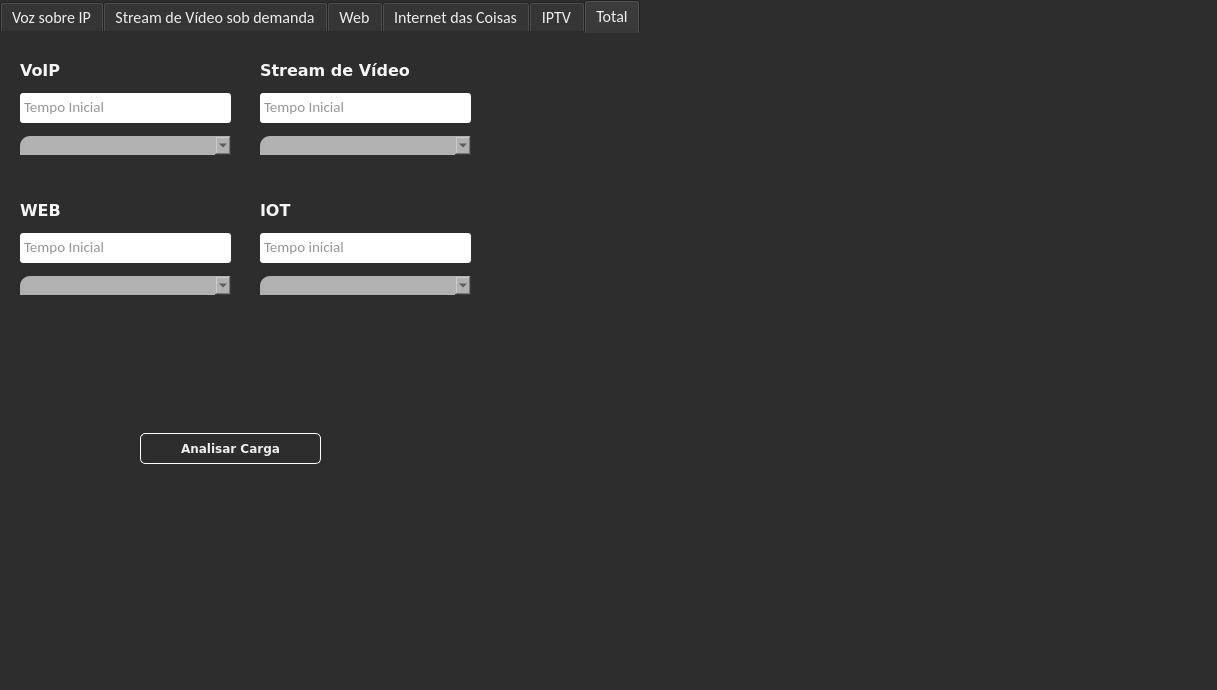
Old version of the form GUI/Charge_generator/mainwindow.ui in the repository notopoloko/Eros.
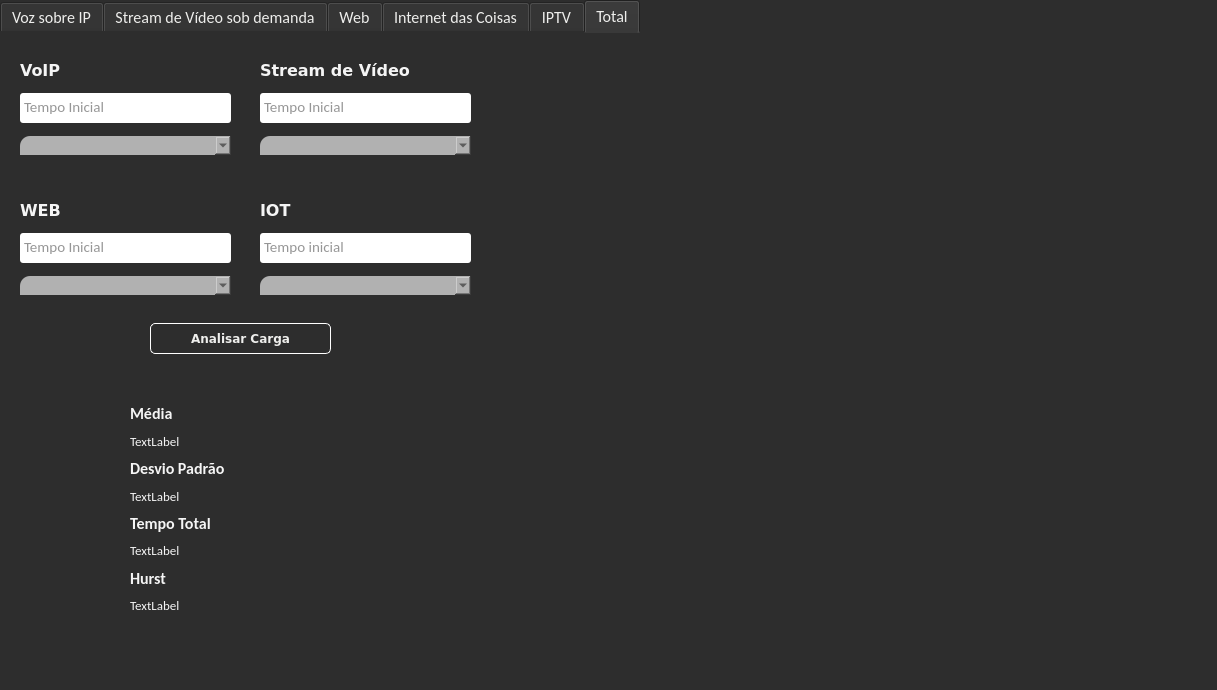
New version of the form. The open tabs and pages were chosen to show the change. Icons and pictures are not drawn.

Commit message: Alterando gráfico de tráfego total

What changed in the file:
```diff
--- a/GUI/Charge_generator/mainwindow.ui
+++ b/GUI/Charge_generator/mainwindow.ui
@@ -1947,8 +1947,8 @@
      <widget class="QPushButton" name="pushButtonTotal">
       <property name="geometry">
        <rect>
-        <x>140</x>
-        <y>400</y>
+        <x>150</x>
+        <y>290</y>
         <width>181</width>
         <height>31</height>
        </rect>
@@ -2350,6 +2350,164 @@
        </layout>
       </widget>
      </widget>
+     <widget class="QWidget" name="analiseEstatTotal" native="true">
+      <property name="geometry">
+       <rect>
+        <x>130</x>
+        <y>370</y>
+        <width>221</width>
+        <height>221</height>
+       </rect>
+      </property>
+      <widget class="QWidget" name="verticalLayoutWidget_18">
+       <property name="geometry">
+        <rect>
+         <x>0</x>
+         <y>0</y>
+         <width>221</width>
+         <height>213</height>
+        </rect>
+       </property>
+       <layout class="QVBoxLayout" name="verticalLayout_9">
+        <item>
+         <widget class="QLabel" name="label_37">
+          <property name="font">
+           <font>
+            <family>Calibri</family>
+            <pointsize>12</pointsize>
+            <weight>75</weight>
+            <bold>true</bold>
+           </font>
+          </property>
+          <property name="styleSheet">
+           <string notr="true">color: rgb(245,245,245);</string>
+          </property>
+          <property name="text">
+           <string>Média</string>
+          </property>
+         </widget>
+        </item>
+        <item>
+         <widget class="QLabel" name="mediaTotalView">
+          <property name="font">
+           <font>
+            <family>Calibri</family>
+            <pointsize>10</pointsize>
+           </font>
+          </property>
+          <property name="styleSheet">
+           <string notr="true">color: rgb(245,245,245)</string>
+          </property>
+          <property name="text">
+           <string>TextLabel</string>
+          </property>
+         </widget>
+        </item>
+        <item>
+         <widget class="QLabel" name="label_38">
+          <property name="font">
+           <font>
+            <family>Calibri</family>
+            <pointsize>12</pointsize>
+            <weight>75</weight>
+            <bold>true</bold>
+           </font>
+          </property>
+          <property name="styleSheet">
+           <string notr="true">color: rgb(245,245,245);</string>
+          </property>
+          <property name="text">
+           <string>Desvio Padrão</string>
+          </property>
+         </widget>
+        </item>
+        <item>
+         <widget class="QLabel" name="desvioTotalView">
+          <property name="font">
+           <font>
+            <family>Calibri</family>
+            <pointsize>10</pointsize>
+           </font>
+          </property>
+          <property name="styleSheet">
+           <string notr="true">color: rgb(245,245,245)</string>
+          </property>
+          <property name="text">
+           <string>TextLabel</string>
+          </property>
+         </widget>
+        </item>
+        <item>
+         <widget class="QLabel" name="label_39">
+          <property name="font">
+           <font>
+            <family>Calibri</family>
+            <pointsize>12</pointsize>
+            <weight>75</weight>
+            <bold>true</bold>
+           </font>
+          </property>
+          <property name="styleSheet">
+           <string notr="true">color: rgb(245,245,245);</string>
+          </property>
+          <property name="text">
+           <string>Tempo Total</string>
+          </property>
+         </widget>
+        </item>
+        <item>
+         <widget class="QLabel" name="tempoTotalView">
+          <property name="font">
+           <font>
+            <family>Calibri</family>
+            <pointsize>10</pointsize>
+           </font>
+          </property>
+          <property name="styleSheet">
+           <string notr="true">color: rgb(245,245,245)</string>
+          </property>
+          <property name="text">
+           <string>TextLabel</string>
+          </property>
+         </widget>
+        </item>
+        <item>
+         <widget class="QLabel" name="label_40">
+          <property name="font">
+           <font>
+            <family>Calibri</family>
+            <pointsize>12</pointsize>
+            <weight>75</weight>
+            <bold>true</bold>
+           </font>
+          </property>
+          <property name="styleSheet">
+           <string notr="true">color: rgb(245,245,245);</string>
+          </property>
+          <property name="text">
+           <string>Hurst</string>
+          </property>
+         </widget>
+        </item>
+        <item>
+         <widget class="QLabel" name="hurstTotalView">
+          <property name="font">
+           <font>
+            <family>Calibri</family>
+            <pointsize>10</pointsize>
+           </font>
+          </property>
+          <property name="styleSheet">
+           <string notr="true">color: rgb(245,245,245)</string>
+          </property>
+          <property name="text">
+           <string>TextLabel</string>
+          </property>
+         </widget>
+        </item>
+       </layout>
+      </widget>
+     </widget>
     </widget>
    </widget>
   </widget>
```
Left out of the diff: 2 changed lines with no effect on the pictures. The commit also changes 8 other files.
